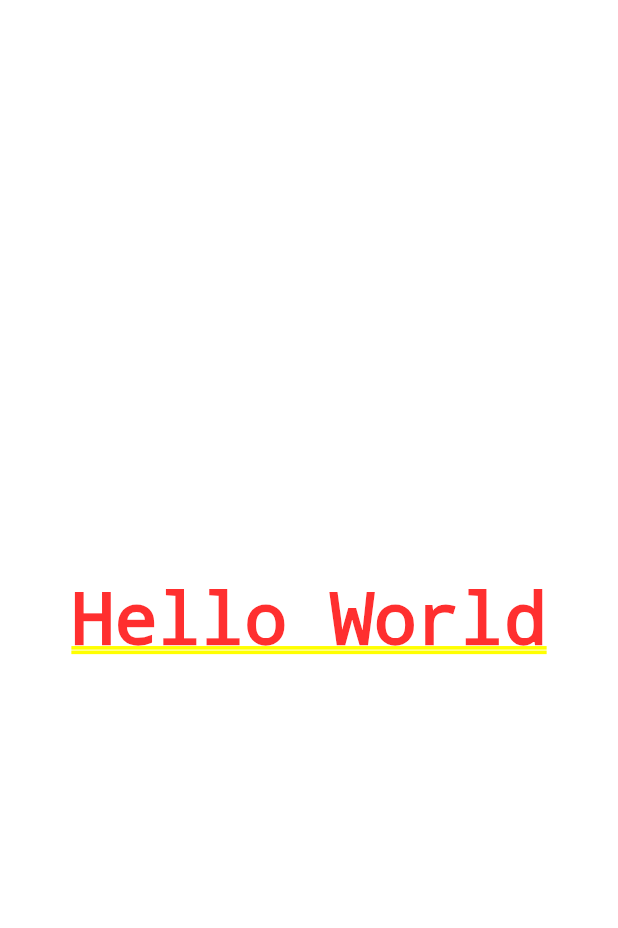
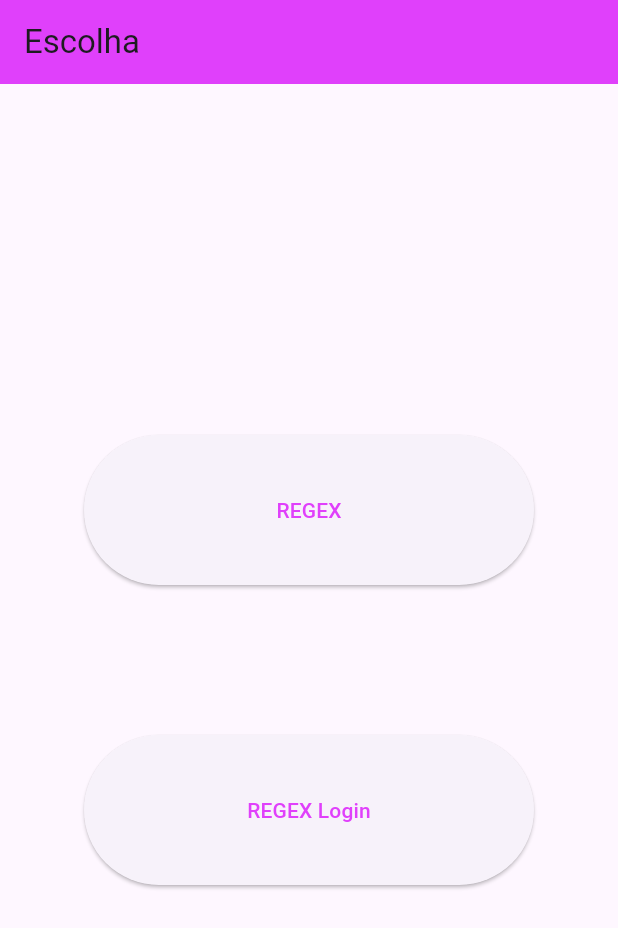
Before and after one commit to ArthurRCastilho/Regex, a Flutter app: the screen it shows after launch, on a phone screen of 412 x 824 dp. Shown: the top 928 px of the screen. Run offline on Flutter 3.47's test engine with Material 3 defaults, Android fonts, the phone set to English and light mode, and no system bars.

Commit message:
Adicionando atividade de DFA completa

```diff
--- a/lib/main.dart
+++ b/lib/main.dart
@@ -1,5 +1,8 @@
 import 'package:flutter/material.dart';
-import 'package:regex/screens/HomeScreen.dart';
+import 'package:regex/screens/home_screen.dart';
+import 'package:regex/screens/regex_login_screen.dart';
+import 'package:regex/screens/regex_screen.dart';
+import 'package:regex/utils/routes.dart';
 
 void main() {
   runApp(const MyApp());
@@ -8,16 +11,23 @@
 class MyApp extends StatelessWidget {
   const MyApp({super.key});
 
-  // This widget is the root of your application.
   @override
   Widget build(BuildContext context) {
     return MaterialApp(
       title: 'Flutter Demo',
       theme: ThemeData(
-        colorScheme: ColorScheme.fromSeed(seedColor: Colors.deepPurple),
+        colorScheme: Theme.of(context)
+            .colorScheme
+            .copyWith(primary: Colors.purpleAccent),
+        primaryColor: Colors.purpleAccent,
         useMaterial3: true,
+        appBarTheme: const AppBarTheme(color: Colors.purpleAccent),
       ),
-      home: const Homescreen(),
+      routes: {
+        Routes.HOME: (context) => const Homescreen(),
+        Routes.REGEX: (context) => const RegexScreen(),
+        Routes.REGEX_login: (context) => const RegexLoginScreen(),
+      },
     );
   }
 }
--- a/lib/screens/HomeScreen.dart
+++ /dev/null
@@ -1,10 +0,0 @@
-import 'package:flutter/material.dart';
-
-class Homescreen extends StatelessWidget {
-  const Homescreen({super.key});
-
-  @override
-  Widget build(BuildContext context) {
-    return const Center(child: Text('Hello World'),);
-  }
-}
--- /dev/null
+++ b/lib/screens/home_screen.dart
@@ -0,0 +1,51 @@
+import 'package:flutter/material.dart';
+import 'package:regex/utils/routes.dart';
+
+class Homescreen extends StatelessWidget {
+  const Homescreen({super.key});
+  _selecetRegex(BuildContext context) {
+    Navigator.of(context).pushNamed(Routes.REGEX);
+  }
+
+  _selecetRegexLogin(BuildContext context) {
+    Navigator.of(context).pushNamed(Routes.REGEX_login);
+  }
+
+  @override
+  Widget build(BuildContext context) {
+    return Scaffold(
+      appBar: AppBar(
+        title: const Text('Escolha'),
+      ),
+      body: Center(
+        child: Column(
+          mainAxisAlignment: MainAxisAlignment.center,
+          crossAxisAlignment: CrossAxisAlignment.center,
+          children: [
+            SizedBox(
+              width: 300,
+              height: 100,
+              child: ElevatedButton(
+                onPressed: () {
+                  _selecetRegex(context);
+                },
+                child: const Text('REGEX'),
+              ),
+            ),
+            const SizedBox(height: 100),
+            SizedBox(
+              width: 300,
+              height: 100,
+              child: ElevatedButton(
+                onPressed: () {
+                  _selecetRegexLogin(context);
+                },
+                child: const Text('REGEX Login'),
+              ),
+            ),
+          ],
+        ),
+      ),
+    );
+  }
+}
--- /dev/null
+++ b/lib/utils/routes.dart
@@ -0,0 +1,5 @@
+class Routes {
+  static const HOME = '/';
+  static const REGEX = '/regex';
+  static const REGEX_login = '/regex-login';
+}
```
Also changed, not shown: lib/models/funcoes.dart (added, +76 -0 lines), lib/screens/regex_login_screen.dart (added, +105 -0 lines), lib/screens/regex_screen.dart (added, +81 -0 lines), 2 other files.
